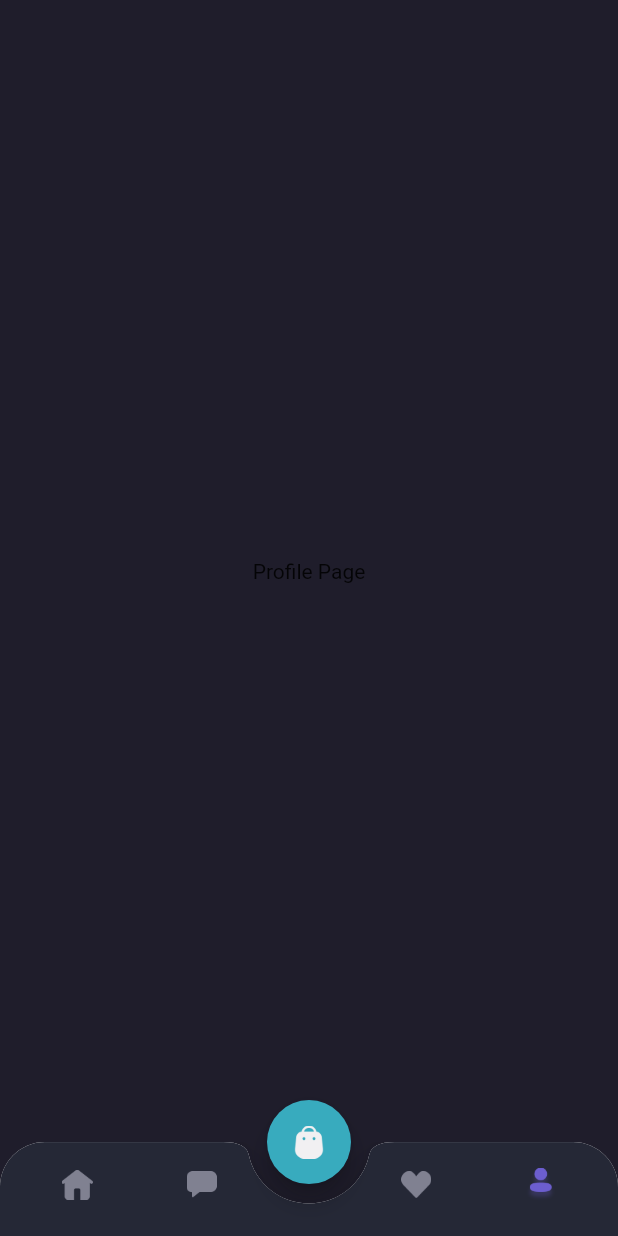
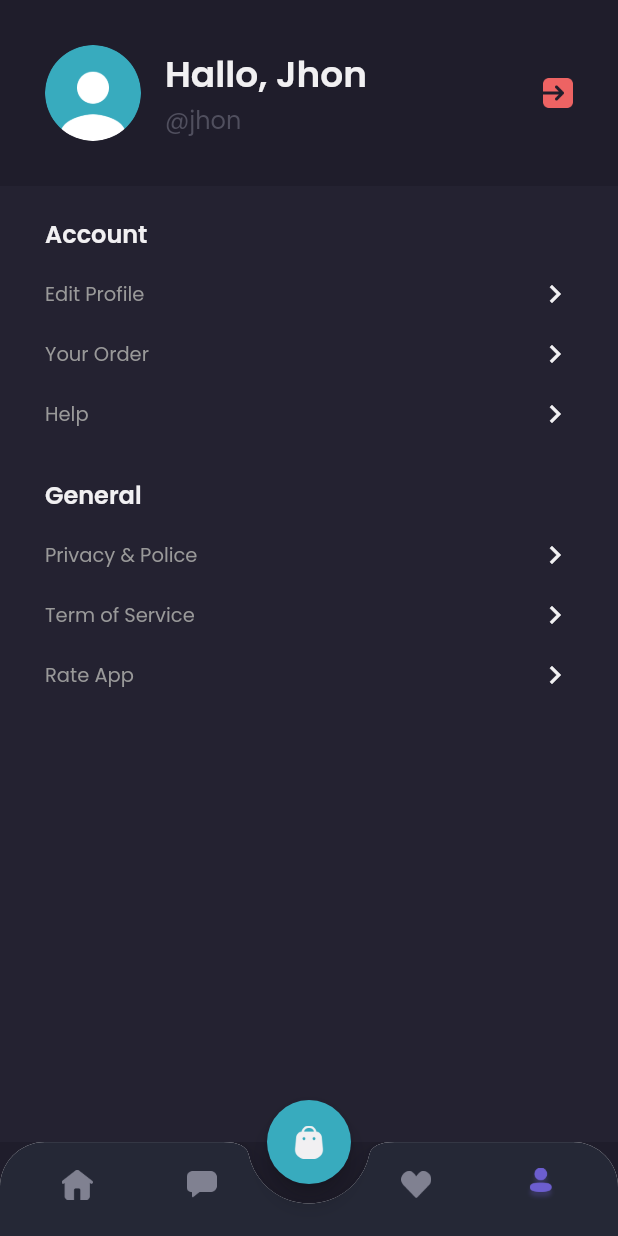
Before and after one commit to yusuffront99/Flutters, a Flutter app: the MainPage screen opened by its route, item 4 of the bottom bar chosen, on a phone screen of 412 x 824 dp. Run offline on Flutter 3.47's test engine with Material 2 defaults, Android fonts, the phone set to English and light mode, and no system bars; our stand-ins replace google_fonts.

Commit message:
create new template profile page

```diff
--- a/shamo/lib/pages/Home/profile_page.dart
+++ b/shamo/lib/pages/Home/profile_page.dart
@@ -1,10 +1,131 @@
+import 'dart:ui';
+
 import 'package:flutter/material.dart';
+import 'package:shamo/themes/theme.dart';
 
 class ProfilePage extends StatelessWidget {
   @override
   Widget build(BuildContext context) {
-    return Center(
-      child: Text('Profile Page'),
+    //=== HEADER
+    Widget header() {
+      return AppBar(
+        backgroundColor: backgroundColor1,
+        automaticallyImplyLeading: false,
+        elevation: 0,
+        flexibleSpace: SafeArea(
+          child: Container(
+            padding: EdgeInsets.all(defaultMargin),
+            child: Row(
+              children: [
+                ClipOval(
+                  child: Image.asset(
+                    'assets/images/image_profile.png',
+                    width: 64,
+                  ),
+                ),
+                SizedBox(
+                  width: 16,
+                ),
+                Expanded(
+                  child: Column(
+                    crossAxisAlignment: CrossAxisAlignment.start,
+                    children: [
+                      Text(
+                        'Hallo, Jhon',
+                        style: primaryTextStyle.copyWith(
+                          fontSize: 24,
+                          fontWeight: semiBold,
+                        ),
+                      ),
+                      Text(
+                        '@jhon',
+                        style: subtitleTextStyle.copyWith(
+                          fontSize: 16,
+                        ),
+                      ),
+                    ],
+                  ),
+                ),
+                Image.asset(
+                  'assets/images/icon_exit.png',
+                  width: 20,
+                ),
+              ],
+            ),
+          ),
+        ),
+      );
+    }
+
+    Widget menuItem(String text) {
+      return Container(
+        margin: EdgeInsets.only(top: 16),
+        child: Row(
+          mainAxisAlignment: MainAxisAlignment.spaceBetween,
+          children: [
+            Text(
+              text,
+              style: secondaryTextStyle.copyWith(
+                fontSize: 13,
+              ),
+            ),
+            Icon(
+              Icons.chevron_right,
+              color: primaryTextColor,
+            ),
+          ],
+        ),
+      );
+    }
+
+    Widget content() {
+      return Expanded(
+        child: Container(
+          width: double.infinity,
+          padding: EdgeInsets.symmetric(horizontal: defaultMargin),
+          decoration: BoxDecoration(
+            color: backgroundColor3,
+          ),
+          child: Column(
+            crossAxisAlignment: CrossAxisAlignment.start,
+            children: [
+              SizedBox(
+                height: 20,
+              ),
+              Text(
+                'Account',
+                style: primaryTextStyle.copyWith(
+                  fontSize: 16,
+                  fontWeight: semiBold,
+                ),
+              ),
+              menuItem('Edit Profile'),
+              menuItem('Your Order'),
+              menuItem('Help'),
+              SizedBox(
+                height: 30,
+              ),
+              Text(
+                'General',
+                style: primaryTextStyle.copyWith(
+                  fontSize: 16,
+                  fontWeight: semiBold,
+                ),
+              ),
+              menuItem('Privacy & Police'),
+              menuItem('Term of Service'),
+              menuItem('Rate App'),
+            ],
+          ),
+        ),
+      );
+    }
+
+    return Column(
+      children: [
+        header(),
+        content(),
+      ],
     );
   }
 }
```
